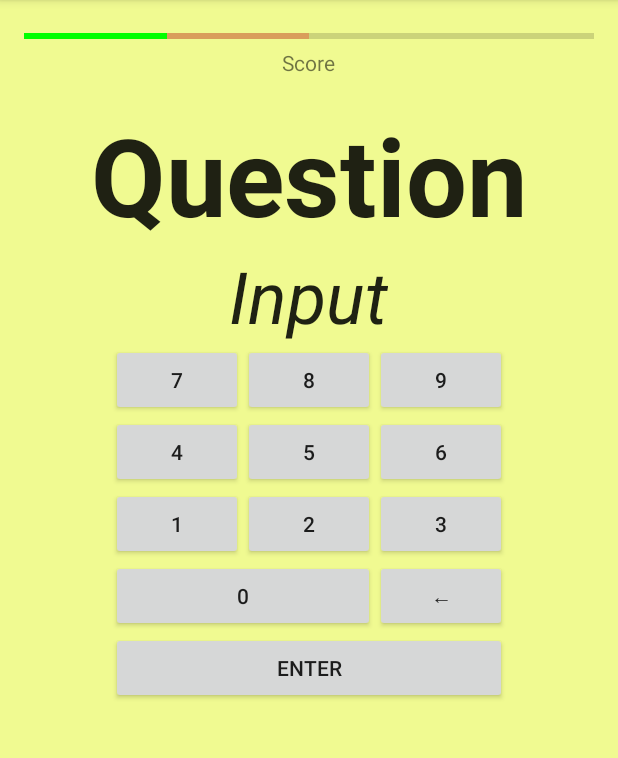
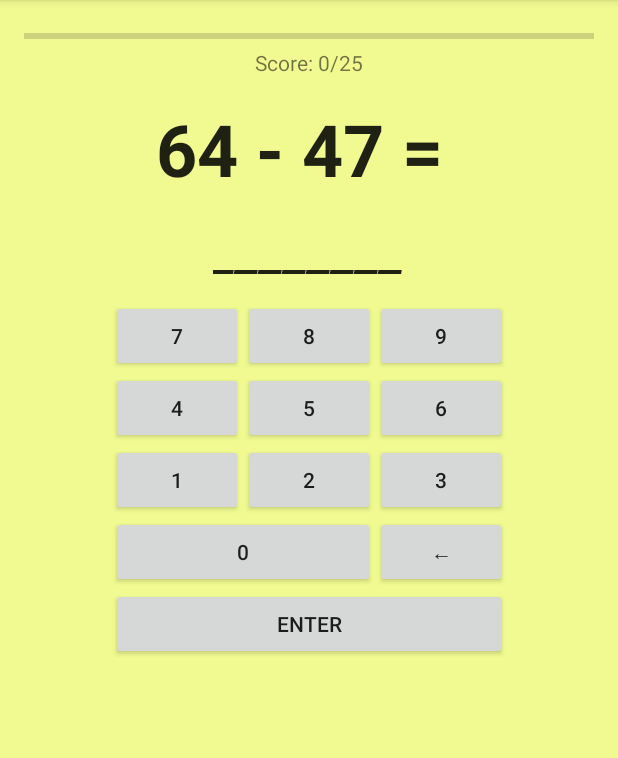
Before and after one commit to pibomb/simple-projects-android, an Android app: the screen it shows after launch (MainActivity), on a phone screen of 412 x 824 dp, the part 84-842 px from its top. Run offline under Robolectric (Android 15) with nearby library versions, the phone set to English and light mode, and no system bars.

Commit message:
SimpleMathQuiz: User Input
Allows users to answer math questions.

```diff
--- a/SimpleMathQuiz/app/build.gradle
+++ b/SimpleMathQuiz/app/build.gradle
@@ -6,7 +6,7 @@ android {
 
     defaultConfig {
         applicationId "com.eagleblitz.morris.simplemathquiz"
-        minSdkVersion 15
+        minSdkVersion 21
         targetSdkVersion 23
         versionCode 1
         versionName "1.0"
--- a/SimpleMathQuiz/app/src/main/java/com/eagleblitz/morris/simplemathquiz/MainActivity.java
+++ b/SimpleMathQuiz/app/src/main/java/com/eagleblitz/morris/simplemathquiz/MainActivity.java
@@ -1,13 +1,181 @@
 package com.eagleblitz.morris.simplemathquiz;
 
+import android.content.res.Resources;
 import android.support.v7.app.AppCompatActivity;
 import android.os.Bundle;
+import android.util.Log;
+import android.view.Gravity;
+import android.view.View;
+import android.widget.Button;
+import android.widget.GridLayout;
+import android.widget.ProgressBar;
+import android.widget.TextView;
+import android.widget.Toast;
+
+import java.util.HashMap;
+import java.util.Map;
 
 public class MainActivity extends AppCompatActivity {
+
+    TextView questionView;
+    TextView inputView;
+    TextView scoreView;
+    ProgressBar progressBar;
+    GridLayout numpadLayout;
+    Button resetButton;
+
+    MathQuestion mathQuestion;
+    Numpad numpad;
+
+    int correct = 0;
+    int answered = 0;
+    int total = 25;
 
     @Override
     protected void onCreate(Bundle savedInstanceState) {
         super.onCreate(savedInstanceState);
         setContentView(R.layout.activity_main);
+
+        questionView = (TextView) findViewById(R.id.questionView);
+        inputView = (TextView) findViewById(R.id.inputView);
+        scoreView = (TextView) findViewById(R.id.scoreView);
+        progressBar = (ProgressBar) findViewById(R.id.progressBar);
+        numpadLayout = (GridLayout) findViewById(R.id.numpadLayout);
+        resetButton = (Button) findViewById(R.id.reset);
+
+        initNumpad();
+
+        start();
+    }
+
+    private void start() {
+        progressBar.setVisibility(View.VISIBLE);
+        scoreView.setVisibility(View.VISIBLE);
+        inputView.setText("________");
+        numpadLayout.setVisibility(View.VISIBLE);
+        updateScore();
+
+        startQuestion();
+    }
+
+    public void reset(View view) {
+        correct = 0;
+        answered = 0;
+
+        resetButton.setVisibility(View.INVISIBLE);
+
+        start();
+    }
+
+    private void startQuestion() {
+        mathQuestion = new MathQuestion();
+
+        questionView.setText(mathQuestion.toString());
+    }
+
+    private void checkAnswer() {
+        String text = "Incorrect!";
+        if(mathQuestion.getAnswer() == numpad.getInput()) {
+            correct++;
+            text = "Correct!";
+        }
+        answered++;
+
+        Toast toast = Toast.makeText(MainActivity.this, text, Toast.LENGTH_SHORT);
+        toast.setGravity(Gravity.BOTTOM, 0, 0);
+        toast.show();
+
+        updateScore();
+    }
+
+    private void updateScore() {
+        progressBar.setProgress(correct * 100 / total);
+        progressBar.setSecondaryProgress(answered * 100 / total);
+
+        scoreView.setText(String.format("Score: %d/%d", correct, total));
+    }
+
+    private void gameOver() {
+        progressBar.setVisibility(View.INVISIBLE);
+        scoreView.setVisibility(View.INVISIBLE);
+        questionView.setText("GAME OVER");
+        inputView.setText(String.format("Score: %d/%d", correct, total));
+        numpadLayout.setVisibility(View.INVISIBLE);
+        resetButton.setVisibility(View.VISIBLE);
+    }
+
+    private void initNumpad() {
+        numpad = new Numpad();
+
+        Resources r = getResources();
+        String name = getPackageName();
+
+        for(int i = 0; i < numpad.keys.length; i++) {
+            int id = r.getIdentifier(String.format("btn_%d", i), "id", name);
+            numpad.keys[i] = (Button) findViewById(id);
+            numpad.idMap.put(id, i);
+        }
+
+        numpad.backspace = (Button) findViewById(R.id.btn_bksp);
+        numpad.enter = (Button) findViewById(R.id.btn_enter);
+
+        numpad.idMap.put(R.id.btn_bksp, Numpad.BACKSPACE);
+        numpad.idMap.put(R.id.btn_enter, Numpad.ENTER);
+
+        numpad.addListener();
+    }
+
+    class Numpad {
+        Button[] keys = new Button[10];
+        Button backspace;
+        Button enter;
+
+        int value = 0;
+
+        Map<Integer, Integer> idMap = new HashMap<Integer, Integer>();
+
+        static final int BACKSPACE = -1;
+        static final int ENTER = 10;
+
+        void addListener() {
+            View.OnClickListener listener = new View.OnClickListener() {
+                @Override
+                public void onClick(View v) {
+                    int id = v.getId();
+                    int item = idMap.get(id);
+                    if(0 <= item && item <= 9) {
+                        value = value * 10 + item;
+                        value = Math.min(value, 9999);
+                        inputView.setText(String.valueOf(value));
+                    } else if(item == BACKSPACE) {
+                        value /= 10;
+                        if(value == 0) {
+                            inputView.setText("________");
+                        } else {
+                            inputView.setText(String.valueOf(value));
+                        }
+                    } else if(item == ENTER && !inputView.getText().equals("________")) {
+                        checkAnswer();
+                        value = 0;
+                        inputView.setText("________");
+                        if(answered < total) {
+                            startQuestion();
+                        } else {
+                            gameOver();
+                        }
+                    }
+                }
+            };
+
+            for(int i = 0; i < keys.length; i++)
+                keys[i].setOnClickListener(listener);
+
+            backspace.setOnClickListener(listener);
+            enter.setOnClickListener(listener);
+        }
+
+        int getInput() {
+            return value;
+        }
     }
 }
--- a/SimpleMathQuiz/app/src/main/res/layout/activity_main.xml
+++ b/SimpleMathQuiz/app/src/main/res/layout/activity_main.xml
@@ -17,10 +17,10 @@
         android:textAppearance="?android:attr/textAppearanceLarge"
         android:text="Question"
         android:id="@+id/questionView"
-        android:textSize="72dp"
+        android:textSize="48sp"
         android:textStyle="bold"
-        android:layout_marginTop="36dp"
-        android:layout_below="@+id/progressBar"
+        android:layout_marginTop="15dp"
+        android:layout_below="@+id/scoreView"
         android:layout_centerHorizontal="true" />
 
     <ProgressBar
@@ -31,10 +31,10 @@
         android:layout_alignParentTop="true"
         android:layout_alignParentLeft="true"
         android:layout_alignParentStart="true"
-        android:progress="25"
+        android:progress="0"
         android:progressTint="#00ff00"
         android:secondaryProgressTint="#ff0000"
-        android:secondaryProgress="50"
+        android:secondaryProgress="0"
         android:max="100"
         android:indeterminate="false" />
 
@@ -47,7 +47,17 @@
         android:layout_centerHorizontal="true"
         android:layout_below="@+id/questionView"
         android:textStyle="italic"
-        android:textSize="48sp" />
+        android:textSize="36dp"
+        android:layout_marginTop="10dp" />
+
+    <TextView
+        android:layout_width="wrap_content"
+        android:layout_height="wrap_content"
+        android:textAppearance="?android:attr/textAppearanceSmall"
+        android:text="Score"
+        android:id="@+id/scoreView"
+        android:layout_below="@+id/progressBar"
+        android:layout_centerHorizontal="true" />
 
     <GridLayout xmlns:android="http://schemas.android.com/apk/res/android"
         android:layout_width="wrap_content"
@@ -56,7 +66,9 @@
         android:columnCount="3"
         android:orientation="horizontal"
         android:layout_below="@+id/inputView"
-        android:layout_centerHorizontal="true">
+        android:layout_centerHorizontal="true"
+        android:id="@+id/numpadLayout"
+        android:layout_marginTop="10dp">
 
         <Button android:text="@string/numpad_7"
             android:id="@+id/btn_7" />
@@ -91,22 +103,27 @@
             android:text="@string/numpad_0"
             android:id="@+id/btn_0" />
 
-        <Button android:text="@string/numpad_bksp" />
+        <Button android:text="@string/numpad_bksp"
+            android:id="@+id/btn_bksp" />
 
         <Button
             android:layout_columnSpan="3"
             android:layout_gravity="fill"
-            android:text="@string/numpad_enter" />
+            android:text="@string/numpad_enter"
+            android:id="@+id/btn_enter" />
 
     </GridLayout>
 
-    <TextView
+    <Button
         android:layout_width="wrap_content"
         android:layout_height="wrap_content"
-        android:textAppearance="?android:attr/textAppearanceSmall"
-        android:text="Score"
-        android:id="@+id/scoreView"
-        android:layout_below="@+id/progressBar"
-        android:layout_centerHorizontal="true" />
+        android:text="Play Again"
+        android:id="@+id/reset"
+        android:layout_alignParentBottom="false"
+        android:layout_centerHorizontal="true"
+        android:layout_below="@+id/inputView"
+        android:layout_marginTop="120dp"
+        android:visibility="invisible"
+        android:onClick="reset" />
 
 </RelativeLayout>
```
Also changed, not shown: SimpleMathQuiz/app/src/main/java/com/eagleblitz/morris/simplemathquiz/MathQuestion.java (+6 -6 lines).
